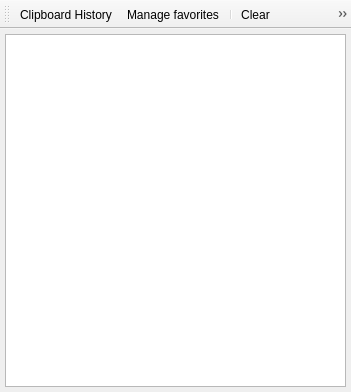
Qt form src/mainwindow.ui (RxLaboratory/Duchar) before a commit.
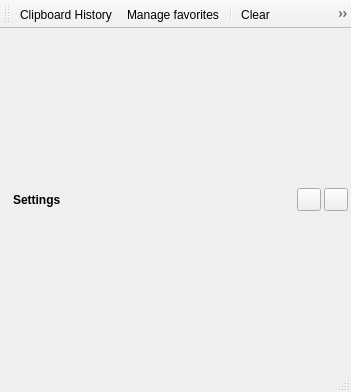
The same form after that commit. Icons and pictures are not drawn.

The edit to the form file:
```diff
--- a/src/mainwindow.ui
+++ b/src/mainwindow.ui
@@ -23,16 +23,16 @@
      <number>0</number>
     </property>
     <property name="leftMargin">
-     <number>5</number>
+     <number>0</number>
     </property>
     <property name="topMargin">
-     <number>5</number>
+     <number>0</number>
     </property>
     <property name="rightMargin">
-     <number>5</number>
+     <number>0</number>
     </property>
     <property name="bottomMargin">
-     <number>5</number>
+     <number>0</number>
     </property>
     <item>
      <widget class="QStackedWidget" name="stackedWidget">
@@ -74,7 +74,107 @@
         </item>
        </layout>
       </widget>
-      <widget class="QWidget" name="page_2">
+      <widget class="QWidget" name="settingsPage">
+       <layout class="QVBoxLayout" name="duqf_settingsLayout">
+        <property name="spacing">
+         <number>0</number>
+        </property>
+        <property name="leftMargin">
+         <number>0</number>
+        </property>
+        <property name="topMargin">
+         <number>0</number>
+        </property>
+        <property name="rightMargin">
+         <number>0</number>
+        </property>
+        <property name="bottomMargin">
+         <number>0</number>
+        </property>
+        <item>
+         <widget class="QWidget" name="titleWidget" native="true">
+          <property name="sizePolicy">
+           <sizepolicy hsizetype="Preferred" vsizetype="Minimum">
+            <horstretch>0</horstretch>
+            <verstretch>0</verstretch>
+           </sizepolicy>
+          </property>
+          <layout class="QHBoxLayout" name="horizontalLayout">
+           <property name="spacing">
+            <number>3</number>
+           </property>
+           <property name="leftMargin">
+            <number>13</number>
+           </property>
+           <property name="topMargin">
+            <number>3</number>
+           </property>
+           <property name="rightMargin">
+            <number>3</number>
+           </property>
+           <property name="bottomMargin">
+            <number>3</number>
+           </property>
+           <item>
+            <widget class="QLabel" name="label">
+             <property name="font">
+              <font>
+               <weight>75</weight>
+               <bold>true</bold>
+              </font>
+             </property>
+             <property name="text">
+              <string>Settings</string>
+             </property>
+            </widget>
+           </item>
+           <item>
+            <spacer name="horizontalSpacer">
+             <property name="orientation">
+              <enum>Qt::Horizontal</enum>
+             </property>
+             <property name="sizeHint" stdset="0">
+              <size>
+               <width>40</width>
+               <height>20</height>
+              </size>
+             </property>
+            </spacer>
+           </item>
+           <item>
+            <widget class="QToolButton" name="duqf_reinitSettingsButton">
+             <property name="toolTip">
+              <string>Reset all settings to their default values and restart the application</string>
+             </property>
+             <property name="text">
+              <string/>
+             </property>
+             <property name="icon">
+              <iconset resource="duqf_resources.qrc">
+               <normaloff>:/icons/reinit</normaloff>:/icons/reinit</iconset>
+             </property>
+            </widget>
+           </item>
+           <item>
+            <widget class="QToolButton" name="duqf_closeSettingsButton">
+             <property name="toolTip">
+              <string>Close settings</string>
+             </property>
+             <property name="text">
+              <string/>
+             </property>
+             <property name="icon">
+              <iconset resource="duqf_resources.qrc">
+               <normaloff>:/icons/close</normaloff>:/icons/close</iconset>
+             </property>
+            </widget>
+           </item>
+          </layout>
+         </widget>
+        </item>
+       </layout>
+      </widget>
+      <widget class="QWidget" name="buttonListPage">
        <layout class="QVBoxLayout" name="verticalLayout_3">
         <property name="spacing">
          <number>0</number>
@@ -142,6 +242,7 @@
    <addaction name="actionShow_Hide"/>
    <addaction name="actionQuit"/>
   </widget>
+  <widget class="QStatusBar" name="mainStatusBar"/>
   <action name="actionQuit">
    <property name="icon">
     <iconset resource="resources.qrc">
```
Left out of the diff: 24 changed lines with no effect on the pictures.
